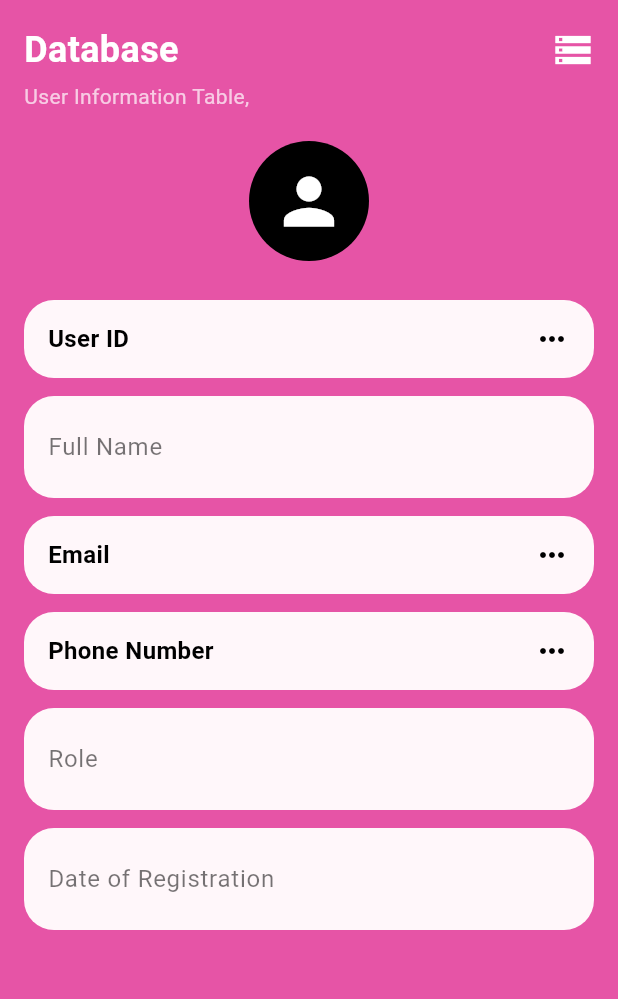
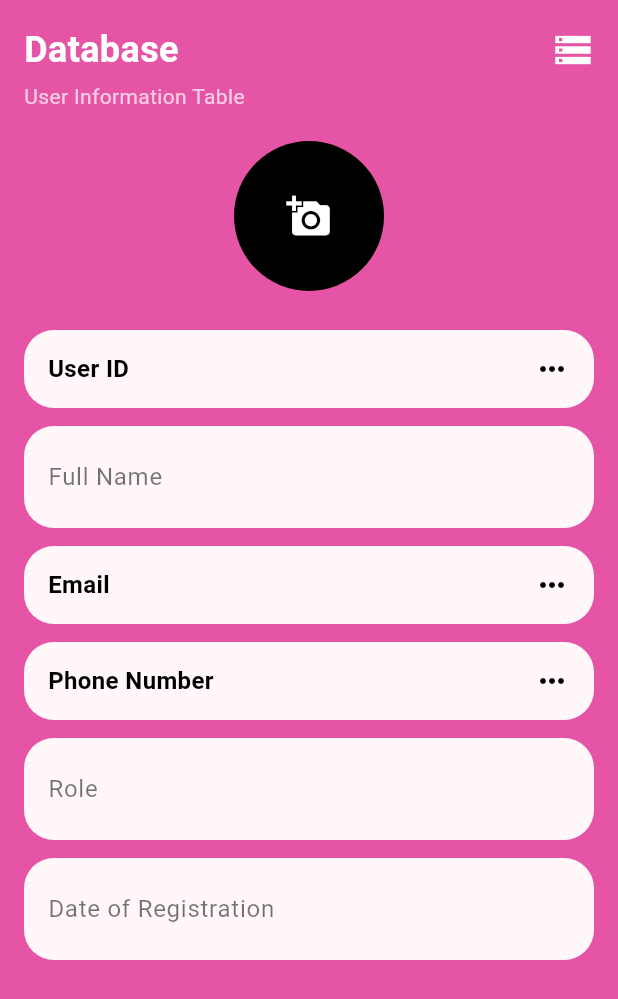
Before and after one commit to Achira020811/Lumistone, a Flutter app: the UserInfoScreen screen opened directly, on a phone screen of 412 x 824 dp. Shown: the top 999 px of the screen. Run offline on Flutter 3.47's test engine with Material 3 defaults, Android fonts, the phone set to English and light mode, and no system bars; our stand-ins replace animated_splash_screen, image_picker.

Commit message:
Change the user image icon

```diff
--- a/lib/database copy.dart
+++ b/lib/database copy.dart
@@ -1,4 +1,6 @@
 import 'package:flutter/material.dart';
+import 'package:image_picker/image_picker.dart';
+import 'dart:io';
 
 void main() {
   runApp(MyApp());
@@ -23,6 +25,21 @@ class _UserInfoScreenState extends State<UserInfoScreen> {
   TextEditingController fullNameController = TextEditingController();
   TextEditingController roleController = TextEditingController();
   TextEditingController dateController = TextEditingController();
+
+  File? _image;
+  final ImagePicker _picker =
+      ImagePicker(); // Corrected ImagePicker initialization
+
+  Future<void> _pickImage() async {
+    final XFile? pickedFile =
+        await _picker.pickImage(source: ImageSource.gallery);
+
+    if (pickedFile != null) {
+      setState(() {
+        _image = File(pickedFile.path);
+      });
+    }
+  }
 
   @override
   Widget build(BuildContext context) {
@@ -54,24 +71,33 @@ class _UserInfoScreenState extends State<UserInfoScreen> {
               ),
               SizedBox(height: 4),
               Text(
-                'User Information Table,',
+                'User Information Table',
                 style: TextStyle(
                   fontSize: 14,
                   color: Colors.white70,
                 ),
               ),
               SizedBox(height: 20),
+
+              // Image Picker (Fixed)
               Center(
-                child: CircleAvatar(
-                  radius: 40,
-                  backgroundColor: Colors.black,
-                  child: Icon(
-                    Icons.person,
-                    color: Colors.white,
-                    size: 50,
+                child: GestureDetector(
+                  onTap: _pickImage,
+                  child: CircleAvatar(
+                    radius: 50,
+                    backgroundColor: Colors.black,
+                    backgroundImage: _image != null ? FileImage(_image!) : null,
+                    child: _image == null
+                        ? Icon(
+                            Icons.add_a_photo,
+                            color: Colors.white,
+                            size: 30,
+                          )
+                        : null,
                   ),
                 ),
               ),
+
               SizedBox(height: 20),
               _buildInfoField('User ID'),
               _buildTextField('Full Name', fullNameController),
--- a/pubspec.yaml
+++ b/pubspec.yaml
@@ -39,6 +39,7 @@ dependencies:
   animated_splash_screen: ^1.3.0
 
   cupertino_icons: ^1.0.8
+  image_picker: ^1.1.2
 
 dev_dependencies:
   flutter_test:
```
Also changed, not shown: pubspec.lock, 5 other files.
